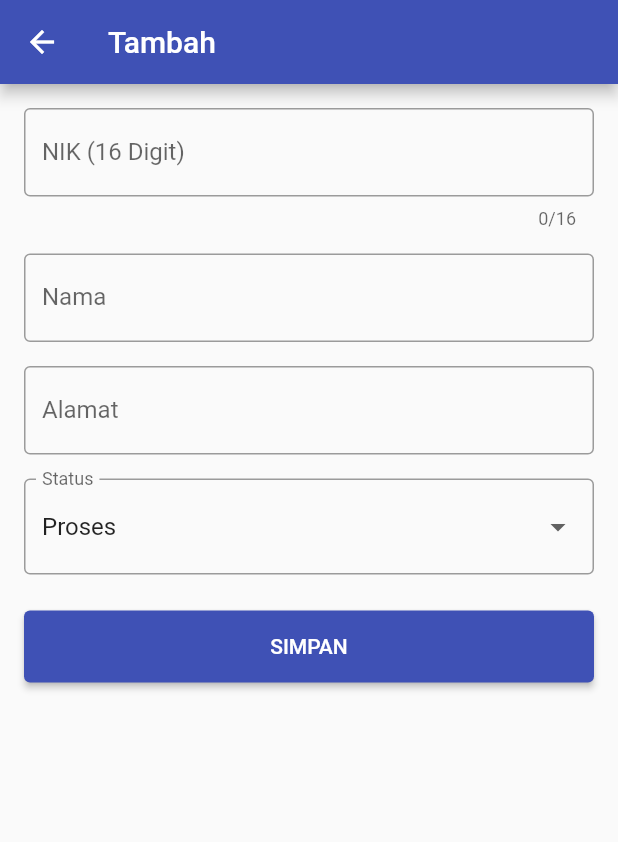
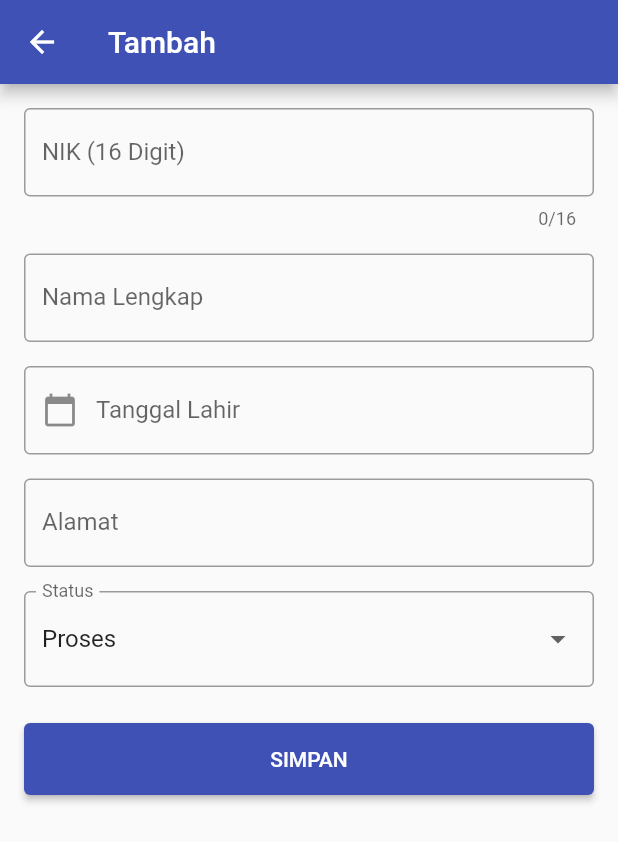
Before and after one commit to atikah-ir/admin_pajak, a Flutter app: the HomeScreen screen opened directly, after a tap on the "add" icon, on a phone screen of 412 x 824 dp. Shown: the top 842 px of the screen. Run offline on Flutter 3.47's test engine with Material 3 defaults, Android fonts, the light colour scheme and no system bars; our stand-ins replace sqflite, sqflite_common_ffi_web; accounts and stored records are empty.

Commit message:
Menambahkan input tanggal lahir dan update database

```diff
--- a/lib/database/db_helper.dart
+++ b/lib/database/db_helper.dart
@@ -1,6 +1,7 @@
 import 'package:sqflite/sqflite.dart';
 import 'package:path/path.dart';
-import 'package:flutter/foundation.dart'; // [UBAHAN WEB] Butuh kIsWeb
+import 'package:flutter/foundation.dart';
+import 'package:sqflite_common_ffi_web/sqflite_ffi_web.dart';
 import '../models/peserta.dart';
 
 class DatabaseHelper {
@@ -11,21 +12,19 @@ class DatabaseHelper {
 
   Future<Database> get database async {
     if (_database != null) return _database!;
-    _database = await _initDB('administrasi_web.db'); // Nama DB
+    // Ganti nama DB agar fresh dan tabel baru terbuat
+    _database = await _initDB('administrasi_v2.db');
     return _database!;
   }
 
   Future<Database> _initDB(String filePath) async {
-    // [UBAHAN WEB] Logika Cabang: Web vs Mobile
     if (kIsWeb) {
-      // Jika di Browser, tidak perlu path/folder khusus
       return await openDatabase(
         filePath,
         version: 1,
         onCreate: _createDB,
       );
     } else {
-      // Jika di Android/iOS, perlu path folder sistem
       final dbPath = await getDatabasesPath();
       final path = join(dbPath, filePath);
       return await openDatabase(path, version: 1, onCreate: _createDB);
@@ -39,7 +38,8 @@ class DatabaseHelper {
       nik TEXT NOT NULL,
       nama TEXT NOT NULL,
       alamat TEXT NOT NULL,
-      status TEXT NOT NULL
+      status TEXT NOT NULL,
+      tanggal_lahir TEXT NOT NULL -- [BARU] Kolom Tanggal Lahir
     )
     ''');
   }
--- a/lib/models/peserta.dart
+++ b/lib/models/peserta.dart
@@ -4,6 +4,7 @@ class Peserta {
   String nama;
   String alamat;
   String status;
+  String tanggalLahir;
 
   Peserta({
     this.id,
@@ -11,6 +12,7 @@ class Peserta {
     required this.nama,
     required this.alamat,
     required this.status,
+    required this.tanggalLahir,
   });
 
   factory Peserta.fromMap(Map<String, dynamic> map) {
@@ -20,6 +22,7 @@ class Peserta {
       nama: map['nama'],
       alamat: map['alamat'],
       status: map['status'],
+      tanggalLahir: map['tanggal_lahir'] ?? '',
     );
   }
 
@@ -30,6 +33,7 @@ class Peserta {
       'nama': nama,
       'alamat': alamat,
       'status': status,
+      'tanggal_lahir': tanggalLahir,
     };
     // Hanya masukkan ID jika tidak null (untuk update)
     // Jika null (create), biarkan SQLite yang bikin ID otomatis
--- a/lib/screens/form_peserta_screen.dart
+++ b/lib/screens/form_peserta_screen.dart
@@ -17,6 +17,8 @@ class _FormPesertaScreenState extends State<FormPesertaScreen> {
   late TextEditingController _nikController;
   late TextEditingController _namaController;
   late TextEditingController _alamatController;
+  late TextEditingController _tglLahirController; // [BARU] Controller Tanggal
+
   String _status = 'Proses';
   final List<String> _statusOptions = ['Aktif', 'Tidak Aktif', 'Proses'];
 
@@ -26,8 +28,28 @@ class _FormPesertaScreenState extends State<FormPesertaScreen> {
     _nikController = TextEditingController(text: widget.peserta?.nik ?? '');
     _namaController = TextEditingController(text: widget.peserta?.nama ?? '');
     _alamatController = TextEditingController(text: widget.peserta?.alamat ?? '');
+    // [BARU] Isi tanggal jika edit
+    _tglLahirController = TextEditingController(text: widget.peserta?.tanggalLahir ?? '');
+
     if (widget.peserta != null) {
       _status = widget.peserta!.status;
+    }
+  }
+
+  // [BARU] Fungsi Memunculkan Kalender
+  Future<void> _selectDate(BuildContext context) async {
+    DateTime? picked = await showDatePicker(
+      context: context,
+      initialDate: DateTime.now(), // Tanggal awal yang muncul
+      firstDate: DateTime(1900),   // Tahun paling lama
+      lastDate: DateTime.now(),    // Tidak boleh pilih tanggal masa depan
+    );
+
+    if (picked != null) {
+      setState(() {
+        // Format tanggal sederhana: DD-MM-YYYY
+        _tglLahirController.text = "${picked.day}-${picked.month}-${picked.year}";
+      });
     }
   }
 
@@ -39,6 +61,7 @@ class _FormPesertaScreenState extends State<FormPesertaScreen> {
         nama: _namaController.text,
         alamat: _alamatController.text,
         status: _status,
+        tanggalLahir: _tglLahirController.text, // [BARU] Simpan tanggal
       );
 
       try {
@@ -75,18 +98,36 @@ class _FormPesertaScreenState extends State<FormPesertaScreen> {
                 validator: (v) => v!.length != 16 ? 'Wajib 16 digit' : null,
               ),
               SizedBox(height: 16),
+
               TextFormField(
                 controller: _namaController,
-                decoration: InputDecoration(labelText: 'Nama', border: OutlineInputBorder()),
+                decoration: InputDecoration(labelText: 'Nama Lengkap', border: OutlineInputBorder()),
                 validator: (v) => v!.isEmpty ? 'Wajib diisi' : null,
               ),
               SizedBox(height: 16),
+
+              // [BARU] Input Tanggal Lahir dengan Kalender
+              TextFormField(
+                controller: _tglLahirController,
+                readOnly: true, // Agar keyboard tidak muncul saat diklik
+                decoration: InputDecoration(
+                  labelText: 'Tanggal Lahir',
+                  border: OutlineInputBorder(),
+                  prefixIcon: Icon(Icons.calendar_today), // Ikon Kalender
+                  hintText: 'Pilih Tanggal',
+                ),
+                onTap: () => _selectDate(context), // Munculkan kalender saat diklik
+                validator: (v) => v!.isEmpty ? 'Wajib diisi' : null,
+              ),
+              SizedBox(height: 16),
+
               TextFormField(
                 controller: _alamatController,
                 decoration: InputDecoration(labelText: 'Alamat', border: OutlineInputBorder()),
                 validator: (v) => v!.isEmpty ? 'Wajib diisi' : null,
               ),
               SizedBox(height: 16),
+
               DropdownButtonFormField<String>(
                 value: _status,
                 items: _statusOptions.map((s) => DropdownMenuItem(value: s, child: Text(s))).toList(),
@@ -94,6 +135,7 @@ class _FormPesertaScreenState extends State<FormPesertaScreen> {
                 decoration: InputDecoration(labelText: 'Status', border: OutlineInputBorder()),
               ),
               SizedBox(height: 24),
+
               SizedBox(
                 width: double.infinity,
                 child: ElevatedButton(
```
